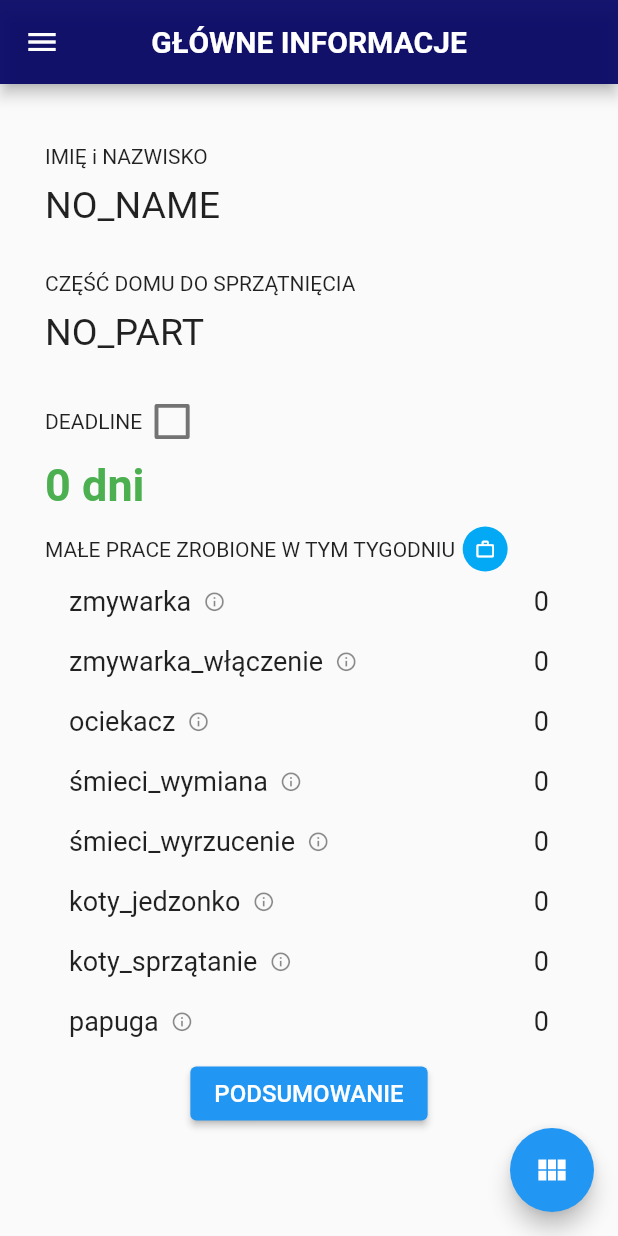
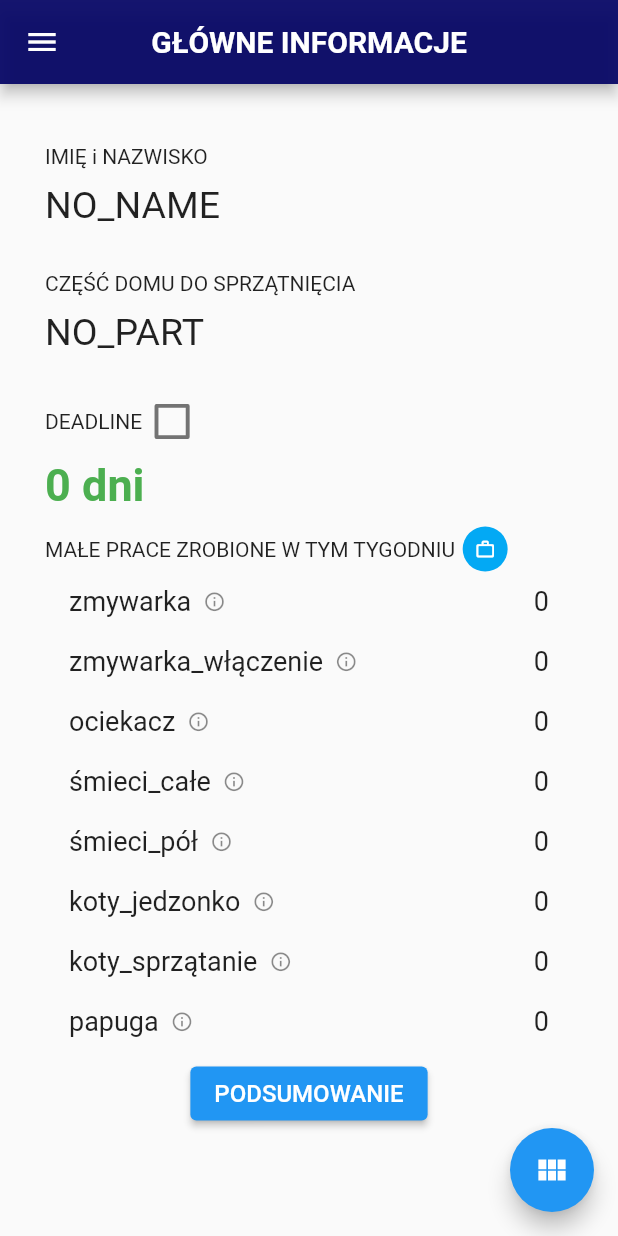
Before and after one commit to JerZaw/ease_household_chores_flutter, a Flutter app: the screen it shows after launch, on a phone screen of 412 x 824 dp. Run offline on Flutter 3.47's test engine with Material 2 defaults, Android fonts, the phone set to English and light mode, and no system bars; drawn by our look-alikes of flutter_speed_dial; our stand-ins replace animated_splash_screen, fluttertoast, numberpicker.

Commit message:
smalljobs update, deleting extrajobs fix

```diff
--- a/lib/main.dart
+++ b/lib/main.dart
@@ -76,13 +76,11 @@ class Person {
   SmallJob(3,'zmywarka', 'Rozładowanie i załadowanie gdy coś w zlewie + włączenie gdy pełna'),
   SmallJob(1,'zmywarka_włączenie', 'załadowanie na maksa np. ze zlewu i włączenie'),
   SmallJob(2,'ociekacz','rozładowanie ociekaczy (naczynia i sztućce)'),
-  SmallJob(2,'śmieci_wymiana','założenie nowych worków na śmieci'),
-  SmallJob(1,'śmieci_wyrzucenie','1 pełen kurs do śmietnika'),
+  SmallJob(2,'śmieci_całe','założenie nowych worków na śmieci + wyrzucenie do śmietnika'),
+  SmallJob(1,'śmieci_pół','samo założenie worków lub samo wyrzucenie'),
   SmallJob(2,'koty_jedzonko','jeden posiłek dla dwóch kotków'),
   SmallJob(2,'koty_sprzątanie','sprzątnięcie kuwet + dosypanie piasku gdy mało'),
   SmallJob(1,'papuga','wymiana jedzonka i wody papuga'),
-  SmallJob(2,'obiad_dod','dodatkowy obiad poza swoim dniem'),
-  SmallJob(2,'ciasto','ciasto lub inna przekąska dla rodzinki z pełnym sprzątnięciem po robieniu'),
   SmallJob(2,'zakupy_małe','inaczej: zwykłe, codzienne'),
   SmallJob(4,'zakupy_Duże','zazwyczaj w 2 os. w Lidlu, duże siaty lub samochodem')];
   DateTime lastSummary = DateTime.now();
@@ -322,6 +320,8 @@ class _HomePageState extends State<HomePage> with SingleTickerProviderStateMixin
       for(int i = 0; i < person.smallJobsArray.length; i++){
         person.smallJobsArray[i]._resetCount();
       }
+      person.extraJobsArray = List.filled(1, SmallJob(999,'pom','pom', true), growable: true);
+      allJobsArray = person.smallJobsArray + person.extraJobsArray.sublist(1);
       setState(() {});
       _writeData();
     }
```
Also changed, not shown: 2 other files.
